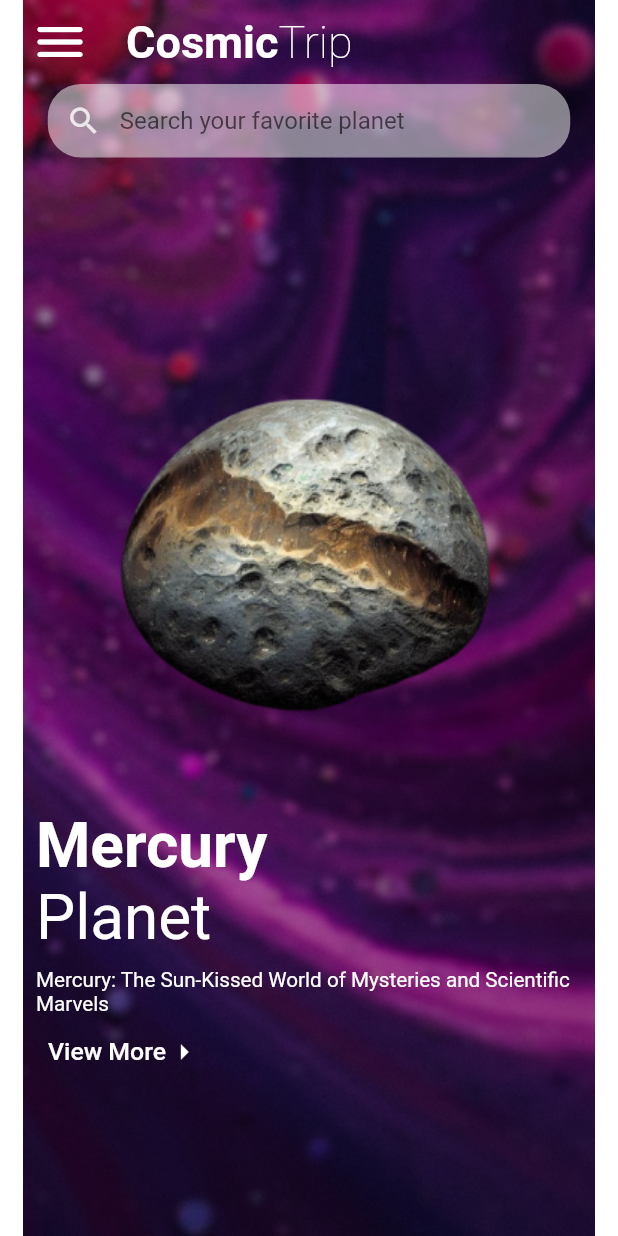
After one commit to sifatullah-haque/nasac, a Flutter app: the screen it shows after launch, on a phone screen of 412 x 824 dp. The commit adds this screen. Run offline on Flutter 3.47's test engine with Material 2 defaults, Android fonts, the light colour scheme and no system bars; our stand-ins replace flutter_screenutil, google_fonts.

Commit message:
file sturcture updated

```diff
--- /dev/null
+++ b/cosmic_trip/lib/pages/common_elements/planet_images.dart
@@ -0,0 +1,18 @@
+import 'package:flutter/material.dart';
+import 'package:flutter_screenutil/flutter_screenutil.dart';
+
+class PlanetImages extends StatelessWidget {
+  const PlanetImages({
+    super.key,
+  });
+
+  @override
+  Widget build(BuildContext context) {
+    return Center(
+      child: Image.asset(
+        "assets/mercury.png",
+        width: 338.w,
+      ),
+    );
+  }
+}
--- /dev/null
+++ b/cosmic_trip/lib/pages/common_elements/planetary_texts.dart
@@ -0,0 +1,67 @@
+import 'package:flutter/material.dart';
+import 'package:flutter_screenutil/flutter_screenutil.dart';
+import 'package:google_fonts/google_fonts.dart';
+
+class PlanetaryTexts extends StatelessWidget {
+  final String name, details;
+  const PlanetaryTexts({
+    super.key,
+    required this.details,
+    required this.name,
+  });
+
+  @override
+  Widget build(BuildContext context) {
+    return Column(
+      crossAxisAlignment: CrossAxisAlignment.start,
+      children: [
+        Text(
+          name,
+          style: GoogleFonts.roboto(
+            fontWeight: FontWeight.bold,
+            color: Colors.white,
+            fontSize: 45.sp,
+          ),
+        ),
+        Text(
+          "Planet",
+          style: GoogleFonts.roboto(
+            color: Colors.white,
+            fontSize: 45.sp,
+          ),
+        ),
+        SizedBox(
+          height: 10.h,
+        ),
+        Text(
+          details,
+          style: GoogleFonts.roboto(
+            color: Colors.white,
+            fontSize: 15.sp,
+          ),
+        ),
+        Row(
+          children: [
+            TextButton(
+                onPressed: () {},
+                child: Row(
+                  children: [
+                    Text(
+                      "View More",
+                      style: GoogleFonts.roboto(
+                        fontSize: 18.sp,
+                        color: Colors.white,
+                      ),
+                    ),
+                    Icon(
+                      Icons.arrow_right,
+                      color: Colors.white,
+                    ),
+                  ],
+                )),
+          ],
+        ),
+      ],
+    );
+  }
+}
--- /dev/null
+++ b/cosmic_trip/lib/pages/common_elements/search_here.dart
@@ -0,0 +1,43 @@
+import 'package:flutter/material.dart';
+import 'package:flutter_screenutil/flutter_screenutil.dart';
+import 'package:google_fonts/google_fonts.dart';
+
+class SearchHere extends StatelessWidget {
+  const SearchHere({
+    super.key,
+  });
+
+  @override
+  Widget build(BuildContext context) {
+    return Center(
+      child: SizedBox(
+        width: 350.w,
+        child: TextField(
+          decoration: InputDecoration(
+            prefixIcon: Icon(Icons.search),
+            prefixIconColor: Colors.white.withOpacity(0.8),
+            hintText: "Search your favorite planet ",
+            hintStyle: GoogleFonts.roboto(),
+            fillColor: Colors.white.withOpacity(0.5),
+            filled: true,
+            contentPadding:
+                const EdgeInsets.symmetric(vertical: 15.0, horizontal: 08.0),
+            border: OutlineInputBorder(
+              borderRadius: BorderRadius.circular(24.r),
+              borderSide: const BorderSide(color: Colors.transparent, width: 0),
+            ),
+            enabledBorder: OutlineInputBorder(
+              borderRadius: BorderRadius.circular(24.r),
+              borderSide: const BorderSide(color: Colors.transparent, width: 0),
+            ),
+            focusedBorder: OutlineInputBorder(
+              gapPadding: 0.0,
+              borderRadius: BorderRadius.circular(24.r),
+              borderSide: const BorderSide(color: Colors.transparent, width: 0),
+            ),
+          ),
+        ),
+      ),
+    );
+  }
+}
--- /dev/null
+++ b/cosmic_trip/lib/pages/slider_page/slider_pages.dart
@@ -0,0 +1,30 @@
+import 'package:cosmic_trip/pages/common_elements/planet_images.dart';
+import 'package:cosmic_trip/pages/common_elements/planetary_texts.dart';
+import 'package:cosmic_trip/pages/common_elements/search_here.dart';
+import 'package:flutter/material.dart';
+
+class SliderPages extends StatelessWidget {
+  const SliderPages({
+    super.key,
+  });
+
+  @override
+  Widget build(BuildContext context) {
+    return const Padding(
+      padding: const EdgeInsets.symmetric(horizontal: 12.0),
+      child: Column(
+        children: [
+          SearchHere(),
+          const Spacer(),
+          PlanetImages(),
+          PlanetaryTexts(
+            name: "Mercury",
+            details:
+                "Mercury: The Sun-Kissed World of Mysteries and Scientific Marvels ",
+          ),
+          const Spacer(),
+        ],
+      ),
+    );
+  }
+}
```
Also changed, not shown: cosmic_trip/lib/main.dart (+6 -131 lines).
